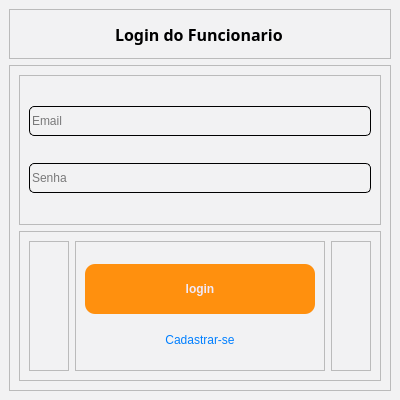
Before: the Qt Designer form Interfaces/Login_funcionario.ui in JeandsGomes/SISTEMA-PARA-AQUISICAO-VENDA-E-CONTROLE-DE-ESTOQUE, drawn with Qt 5.
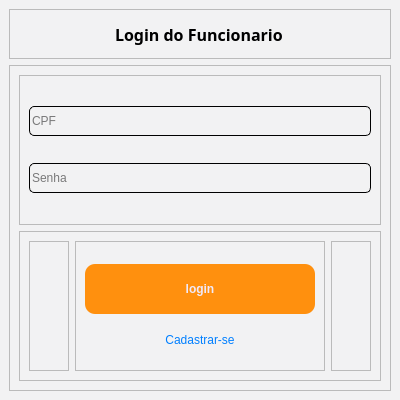
After: the same form once the commit is applied. Icons and pictures are not drawn.

Patch:
```diff
--- a/Interfaces/Login_funcionario.ui
+++ b/Interfaces/Login_funcionario.ui
@@ -132,7 +132,7 @@
              <string/>
             </property>
             <property name="placeholderText">
-             <string>Email</string>
+             <string>CPF</string>
             </property>
            </widget>
           </item>
```
